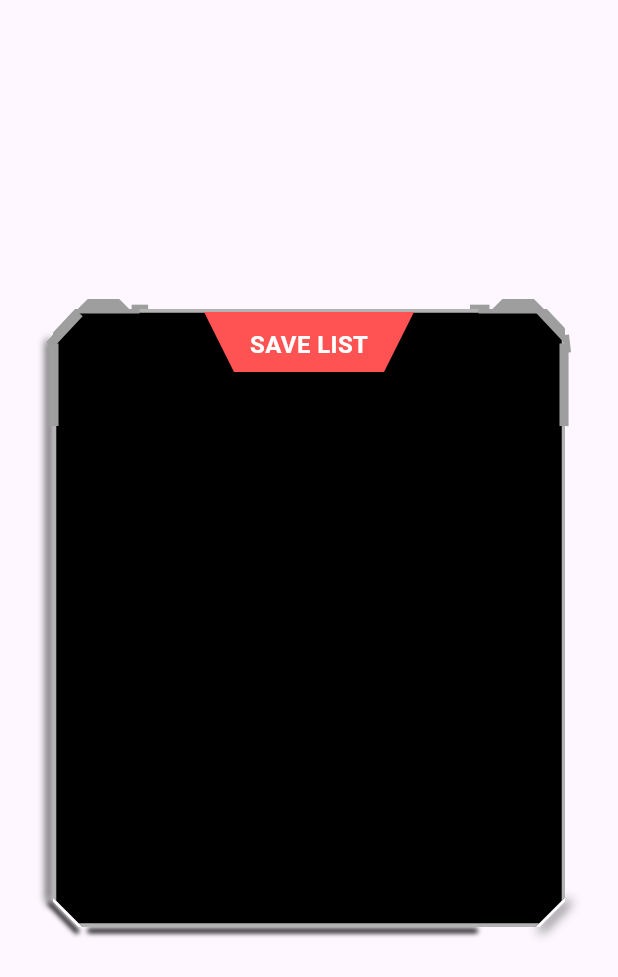
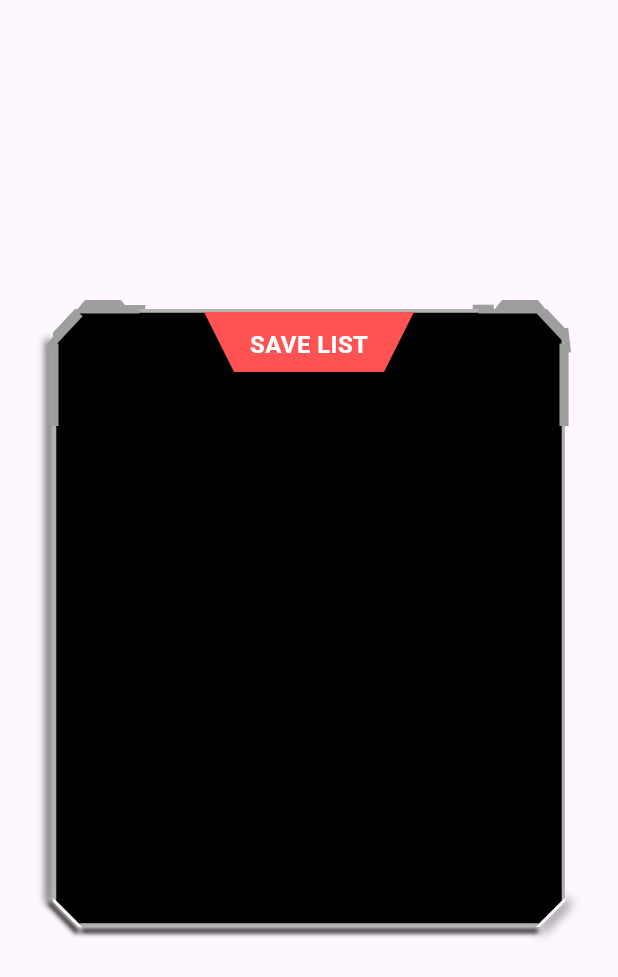
Before and after one commit to aankitasoni/GT_Task1, a Flutter app: the screen it shows after launch, on a phone screen of 412 x 824 dp. Shown: the top 977 px of the screen. Run offline on Flutter 3.47's test engine with Material 3 defaults, Android fonts, the phone set to English and light mode, and no system bars; our stand-ins replace responsive_sizer.

Commit message:
responsive sizer added

```diff
--- a/lib/screens/task_one.dart
+++ b/lib/screens/task_one.dart
@@ -51,9 +51,9 @@ class TaskOne extends StatelessWidget {
           ),
           Positioned(
             top: 73.9.h,
-            left: 16.6.w,
+            left: 15.5.w,
             child: Container(
-              width: 260,
+              width: 74.w,
               height: 3,
               decoration: const BoxDecoration(
                 boxShadow: [
@@ -92,13 +92,13 @@ class TaskOne extends StatelessWidget {
           _buildVerticalLine(top: 27.8.h, left: 7.8.w, width: 3, height: 55),
           _buildVerticalLine(top: 27.8.h, right: 8.w, width: 6, height: 55),
           _buildRotatedLine(
-              top: 26.5.h, left: 9.55.w, width: 7, height: 13, angle: 0.7127),
+              top: 26.5.h, left: 9.89.w, width: 7, height: 2.h, angle: 0.7127),
           _buildRotatedLine(
-              top: 28.5.h, right: 5.9.w, width: 7, height: 12, angle: 90 + 0.9927),
-          _buildOppositeTrapezium(top: 24.19.h, left: 12.5.w),
-          _buildOppositeTrapezium(top: 24.19.h, right: 11.9.w),
-          _buildHorizontalLine(top: 24.65.h, left: 21.3.w, width: 11),
-          _buildHorizontalLine(top: 24.65.h, right: 20.8.w, width: 13),
+              top: 28.5.h, right: 5.9.w, width: 7, height: 2.h, angle: 90 + 0.9927),
+          _buildOppositeTrapezium(top: 24.27.h, left: 11.8.w),
+          _buildOppositeTrapezium(top: 24.27.h, right: 11.w),
+          _buildHorizontalLine(top: 24.68.h, left: 20.1.w, width: 14),
+          _buildHorizontalLine(top: 24.65.h, right: 20.1.w, width: 14),
 
           _buildCenterBox(),
         ],
@@ -173,8 +173,8 @@ class TaskOne extends StatelessWidget {
       child: ClipPath(
         clipper: OppositeTrapeziumClipper(),
         child: Container(
-          width: 35,
-          height: 7,
+          width: 40,
+          height: 10,
           color: Colors.grey,
         ),
       ),
```
